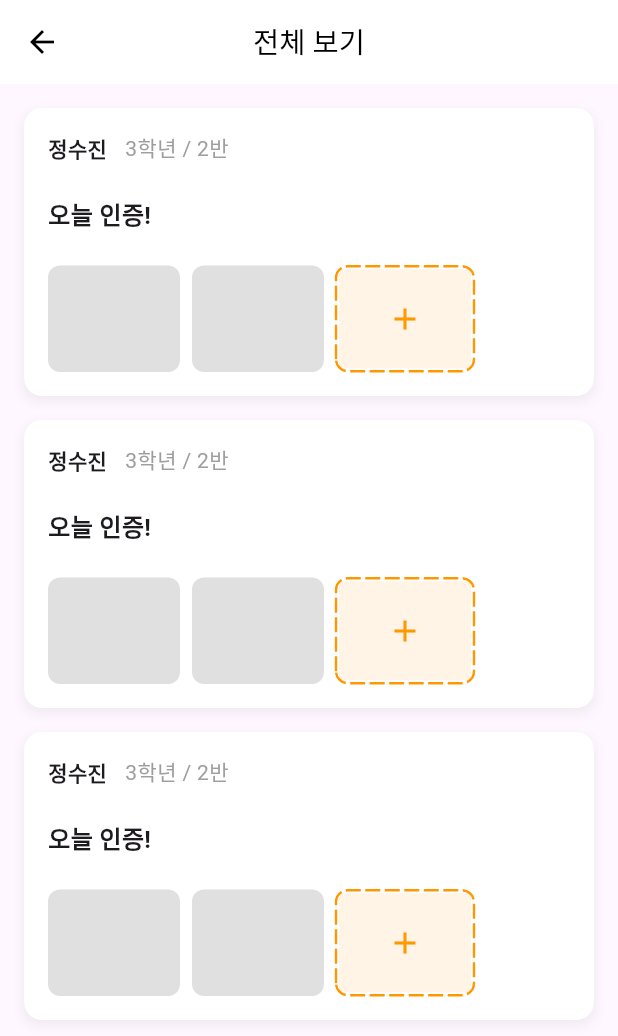
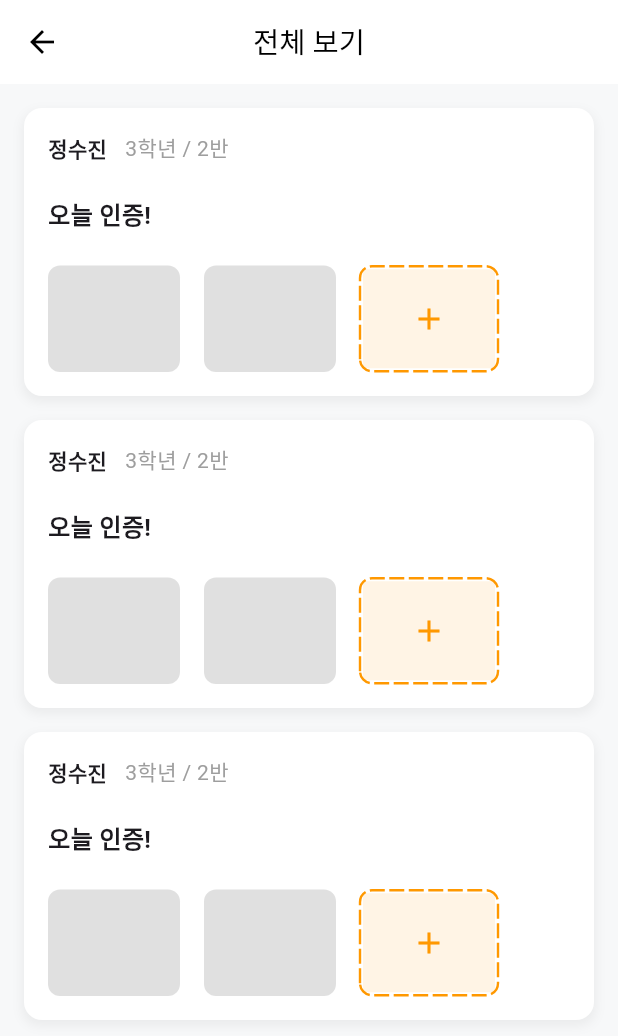
Before and after one commit to bab-babbab/Bab-Babbab-Frontend, a Flutter app: the PostsPage screen opened directly, on a phone screen of 412 x 824 dp. Shown: the top 1036 px of the screen. Run offline on Flutter 3.47's test engine with Material 3 defaults, Android fonts, the phone set to English and light mode, and no system bars; drawn by our look-alikes of dotted_border; our stand-ins replace dropdown_button2, firebase_auth, firebase_core, flutter_svg, google_sign_in; accounts and stored records are empty.

Commit message:
간단한 css 수정

```diff
--- a/lib/screens/posts/post_item.dart
+++ b/lib/screens/posts/post_item.dart
@@ -41,7 +41,13 @@ class PostItem extends StatelessWidget {
           SizedBox(height: 22),
 
           Row(
-            children: [ImageBox(), ImageBox(), ImageBox(showPlusButton: true)],
+            children: [
+              ImageBox(),
+              SizedBox(width: 8),
+              ImageBox(),
+              SizedBox(width: 8),
+              ImageBox(showPlusButton: true),
+            ],
           ),
         ],
       ),
--- a/lib/screens/posts/posts_page.dart
+++ b/lib/screens/posts/posts_page.dart
@@ -20,12 +20,15 @@ class PostsPage extends StatelessWidget {
           onPressed: () => Navigator.pop(context),
         ),
       ),
-      body: ListView.builder(
-        padding: EdgeInsets.all(16),
-        itemCount: 3,
-        itemBuilder: (context, index) {
-          return PostItem();
-        },
+      body: Container(
+        color: Color(0xFFF7F8F9), // 원하는 배경색 설정
+        child: ListView.builder(
+          padding: EdgeInsets.all(16),
+          itemCount: 3,
+          itemBuilder: (context, index) {
+            return PostItem();
+          },
+        ),
       ),
     );
   }
--- a/lib/widgets/image_box.dart
+++ b/lib/widgets/image_box.dart
@@ -16,6 +16,7 @@ class ImageBox extends StatelessWidget {
           borderType: BorderType.RRect,
           radius: Radius.circular(8),
           child: Container(
+            padding: EdgeInsets.all(16),
             width: 88,
             height: 66,
             color: Colors.orange.withOpacity(0.1),
```
